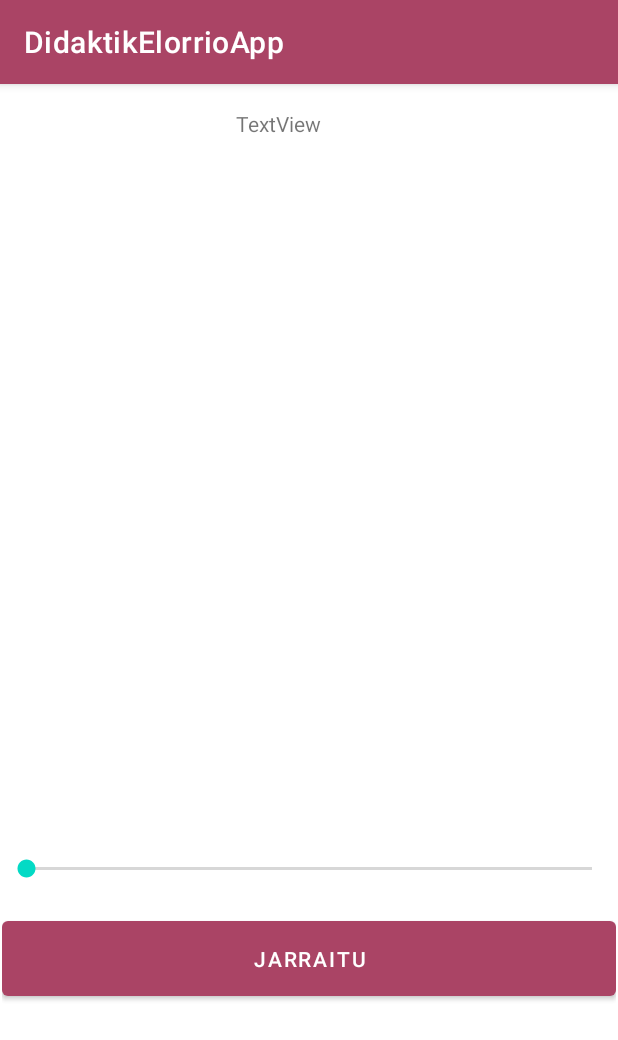
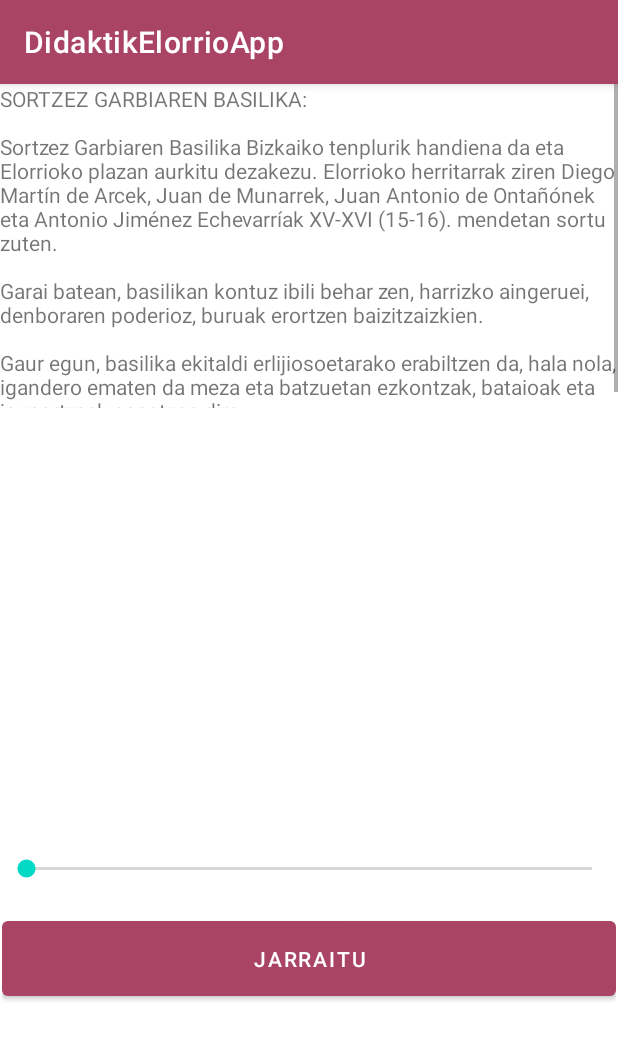
Before and after one commit to Javitrix01/DidaktikElorrioApp, an Android app: the IntroduccionParada3 screen opened directly, with no data from a screen before it, on a phone screen of 412 x 824 dp. Shown: the top 1040 px of the screen. Run offline under Robolectric (Android 15) with nearby library versions, the phone set to English and light mode, and no system bars; Roboto replaces fonts that are not available here.

Commit message:
intros mal de texto

```diff
--- a/DidaktikElorrioApp/app/src/main/res/layout/activity_introduccion_parada3.xml
+++ b/DidaktikElorrioApp/app/src/main/res/layout/activity_introduccion_parada3.xml
@@ -5,6 +5,23 @@
     android:layout_width="match_parent"
     android:layout_height="match_parent"
     tools:context=".IntroduccionParada3">
+
+    <ScrollView
+        android:layout_width="413dp"
+        android:layout_height="216dp"
+        app:layout_constraintBottom_toTopOf="@+id/linearLayout8"
+        app:layout_constraintEnd_toEndOf="parent"
+        app:layout_constraintHorizontal_bias="0.0"
+        app:layout_constraintStart_toStartOf="parent"
+        app:layout_constraintTop_toTopOf="parent"
+        app:layout_constraintVertical_bias="0.0">
+
+        <TextView
+            android:id="@+id/textView3"
+            android:layout_width="match_parent"
+            android:layout_height="wrap_content"
+            android:text="@string/Intro_ActBasilica" />
+    </ScrollView>
 
     <ImageView
         android:id="@+id/imageView14"
@@ -18,19 +35,8 @@
         app:layout_constraintVertical_bias="0.403"
         tools:srcCompat="@tools:sample/avatars" />
 
-    <TextView
-        android:id="@+id/textView4"
-        android:layout_width="245dp"
-        android:layout_height="193dp"
-        android:text="TextView"
-        app:layout_constraintBottom_toBottomOf="parent"
-        app:layout_constraintEnd_toEndOf="parent"
-        app:layout_constraintHorizontal_bias="0.945"
-        app:layout_constraintStart_toStartOf="parent"
-        app:layout_constraintTop_toTopOf="parent"
-        app:layout_constraintVertical_bias="0.029" />
-
     <LinearLayout
+        android:id="@+id/linearLayout9"
         android:layout_width="409dp"
         android:layout_height="147dp"
         android:layout_marginStart="1dp"
```
Also changed, not shown: DidaktikElorrioApp/app/src/main/res/layout/activity_introduccion_parada2.xml (+4 -9 lines), DidaktikElorrioApp/app/src/main/res/layout/activity_introduccion_parada4.xml (+13 -8 lines), DidaktikElorrioApp/app/src/main/res/layout/activity_introduccion_parada5.xml (+13 -8 lines), DidaktikElorrioApp/app/src/main/res/layout/activity_introduccion_parada6.xml (+13 -8 lines), DidaktikElorrioApp/app/src/main/res/layout/activity_introduccion_parada7.xml (+17 -11 lines).
